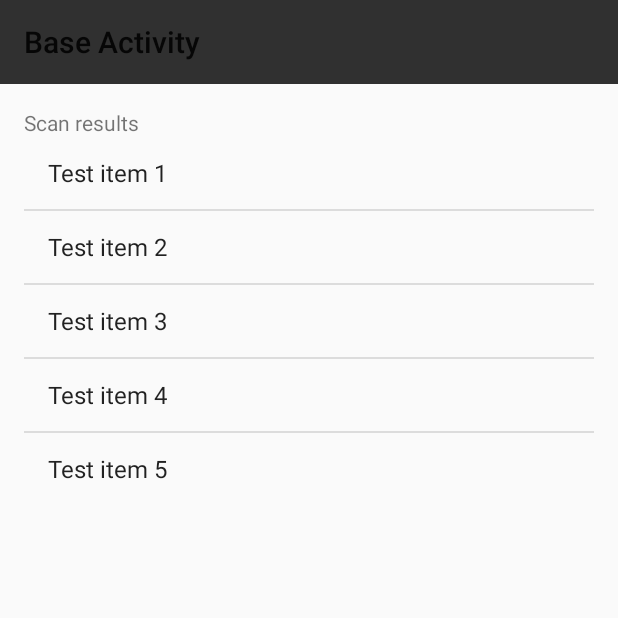
After one commit to StephTeltz/android-ble, an Android app: the ScanActivity screen opened directly, with no data from a screen before it, on a phone screen of 412 x 824 dp, the top half of it. The commit adds this screen. Run offline under Robolectric (Android 15) with nearby library versions, the phone set to English and light mode, and no system bars.

Commit message:
MANUAL MERGE OF LAYOUT AND BLE PROJECTS
Local project name is now android-ble.

```diff
--- a/app/build.gradle
+++ b/app/build.gradle
@@ -23,4 +23,10 @@ dependencies {
     compile fileTree(dir: 'libs', include: ['*.jar'])
     testCompile 'junit:junit:4.12'
     compile 'com.android.support:appcompat-v7:23.4.0'
+    /**
+     * Required for Toolbar and DrawerLayout Views
+     */
+    compile 'com.android.support:support-v4:23.3.0'     // v4 support library for DrawerLayout
+    compile 'com.android.support:appcompat-v7:23.4.0'   // v7 support library for Toolbar
+    compile 'com.android.support:design:23.4.0'         // design support library for NavigationView
 }
--- /dev/null
+++ b/app/src/main/java/com/stephteltz/android_ble/BaseActivity.java
@@ -0,0 +1,47 @@
+package com.stephteltz.android_ble;
+
+import android.os.Bundle;
+import android.support.v4.widget.DrawerLayout;
+import android.support.v7.app.AppCompatActivity;
+import android.support.v7.widget.Toolbar;
+import android.view.View;
+import android.widget.FrameLayout;
+
+public class BaseActivity extends AppCompatActivity {
+
+    @Override
+    protected void onCreate(Bundle savedInstanceState) {
+        super.onCreate(savedInstanceState);
+    }
+
+    @Override
+    public void setContentView(int layoutResID) {
+        DrawerLayout fullView = (DrawerLayout) getLayoutInflater().inflate(R.layout.activity_base, null);
+        /**
+         * To lock the navigation drawer open, override lockDrawer() to return true
+         */
+        if (lockDrawer()) {
+            fullView.setDrawerLockMode(DrawerLayout.LOCK_MODE_LOCKED_OPEN);
+        }
+        else {
+            fullView.setDrawerLockMode(DrawerLayout.LOCK_MODE_UNLOCKED);
+        }
+        FrameLayout activityContainer = (FrameLayout) fullView.findViewById(R.id.activity_content);
+        getLayoutInflater().inflate(layoutResID, activityContainer, true);
+        super.setContentView(fullView);
+        Toolbar toolbar = (Toolbar) findViewById(R.id.toolbar);
+        /**
+         * To disable toolbar in an Activity, override useToolbar() to return false
+         */
+        if (useToolbar()) {
+            setSupportActionBar(toolbar);
+            setTitle(R.string.activity_name_base); // TODO change dynamically with loaded activity
+        }
+        else {
+            toolbar.setVisibility(View.GONE);
+        }
+    }
+
+    protected boolean useToolbar() { return true; }
+    protected boolean lockDrawer() { return false; }
+}
--- /dev/null
+++ b/app/src/main/java/com/stephteltz/android_ble/ScanActivity.java
@@ -0,0 +1,72 @@
+package com.stephteltz.android_ble;
+
+import android.bluetooth.BluetoothAdapter;
+import android.bluetooth.le.BluetoothLeScanner;
+import android.content.Intent;
+import android.os.Bundle;
+import android.widget.ArrayAdapter;
+import android.widget.Button;
+import android.widget.ListView;
+import android.widget.TextView;
+import android.widget.Toast;
+
+import java.util.ArrayList;
+
+public class ScanActivity extends BaseActivity {
+
+    private static final String TAG = "ScanActivity";
+    private static final int PERMISSION_REQUEST_COARSE_LOCATION = 1;
+
+    // TODO refine global variables
+    ListView scanList;
+    TextView scanTitle;
+    Button connectNew;
+    Button scanStart;
+    ArrayList<String> scanArray;
+    ArrayAdapter adapter;
+    BluetoothAdapter btAdapter;
+    BluetoothLeScanner btScanner;
+
+    @Override
+    protected void onCreate(Bundle savedInstanceState) {
+        super.onCreate(savedInstanceState);
+        setContentView(R.layout.activity_scan);
+
+        uiInit();
+
+        // TODO remove test ArrayList
+        for (int i = 1; i <= 5; i++) {
+            String item = "Test item " + i;
+            scanArray.add(item);
+        }
+    }
+
+    private void uiInit() {
+        // Initialize UI
+        scanTitle = (TextView) findViewById(R.id.scan_title);
+        scanList = (ListView) findViewById(R.id.scan_list);
+        scanArray = new ArrayList<String>();
+        adapter = new ArrayAdapter(ScanActivity.this, android.R.layout.simple_list_item_1, scanArray);
+        scanList.setAdapter(adapter);
+    }
+
+    private void btInit() {
+
+        // Initialize Bluetooth radio
+        btAdapter = BluetoothAdapter.getDefaultAdapter();
+        btScanner = btAdapter.getBluetoothLeScanner();
+
+        // Check if Bluetooth is supported and enabled on the device
+        // If Bluetooth is not supported, notify the user and close the app.
+        // If Bluetooth is supported but not enabled, prompt the user to enable Bluetooth.
+        if (btAdapter == null) {
+            Toast.makeText(getApplicationContext(), "No Bluetooth detected.", Toast.LENGTH_SHORT).show();
+            finish();
+        } else {
+            if (!btAdapter.isEnabled()) {
+                Intent intent = new Intent(BluetoothAdapter.ACTION_REQUEST_ENABLE);
+                startActivityForResult(intent, 1);
+            }
+        }
+    }
+}
--- /dev/null
+++ b/app/src/main/res/layout/activity_base.xml
@@ -0,0 +1,29 @@
+<?xml version="1.0" encoding="utf-8"?>
+<android.support.v4.widget.DrawerLayout
+    xmlns:app="http://schemas.android.com/apk/res-auto"
+    xmlns:android="http://schemas.android.com/apk/res/android"
+    android:id="@+id/activity_container"
+    android:layout_width="match_parent"
+    android:layout_height="match_parent">
+    <LinearLayout
+        android:layout_width="match_parent"
+        android:layout_height="match_parent"
+        android:orientation="vertical">
+        <android.support.v7.widget.Toolbar
+            android:id="@+id/toolbar"
+            android:layout_width="match_parent"
+            android:layout_height="?actionBarSize"
+            android:background="@color/background_material_dark" />
+        <!-- Subclassed activities branch directly from FrameLayout -->
+        <FrameLayout
+            android:id="@+id/activity_content"
+            android:layout_width="match_parent"
+            android:layout_height="match_parent" />
+    </LinearLayout>
+    <android.support.design.widget.NavigationView
+        android:id="@+id/navigationView"
+        android:layout_width="320dp"
+        android:layout_height="match_parent"
+        android:layout_gravity="start"
+        app:menu="@menu/menu_base" />
+</android.support.v4.widget.DrawerLayout>
--- /dev/null
+++ b/app/src/main/res/layout/activity_scan.xml
@@ -0,0 +1,28 @@
+<?xml version="1.0" encoding="utf-8"?>
+<RelativeLayout xmlns:android="http://schemas.android.com/apk/res/android"
+    xmlns:tools="http://schemas.android.com/tools"
+    android:id="@+id/root_container"
+    android:layout_width="match_parent"
+    android:layout_height="match_parent"
+    android:paddingBottom="@dimen/activity_vertical_margin"
+    android:paddingLeft="@dimen/activity_horizontal_margin"
+    android:paddingRight="@dimen/activity_horizontal_margin"
+    android:paddingTop="@dimen/activity_vertical_margin"
+    tools:context="com.flex.brlstelt.android_drawer_layout.ScanActivity">
+
+    <TextView
+        android:id="@+id/scan_title"
+        android:layout_width="match_parent"
+        android:layout_height="wrap_content"
+        android:text="@string/scan_title"
+        android:layout_alignParentTop="@id/root_container"
+        android:layout_alignParentLeft="@id/root_container" />
+
+    <ListView
+        android:id="@+id/scan_list"
+        android:layout_width="match_parent"
+        android:layout_height="wrap_content"
+        android:dividerHeight="1dp"
+        android:layout_below="@+id/scan_title" />
+
+</RelativeLayout>
--- /dev/null
+++ b/app/src/main/res/menu/menu_base.xml
@@ -0,0 +1,8 @@
+<?xml version="1.0" encoding="utf-8"?>
+<menu xmlns:android="http://schemas.android.com/apk/res/android">
+    <item android:title="@string/list_item_1"></item>
+    <item android:title="@string/list_item_2"></item>
+    <item android:title="@string/list_item_3"></item>
+    <item android:title="@string/list_item_4"></item>
+    <item android:title="@string/list_item_5"></item>
+</menu>
--- a/app/src/main/res/values/strings.xml
+++ b/app/src/main/res/values/strings.xml
@@ -1,3 +1,22 @@
 <resources>
-    <string name="app_name">android-ble-5</string>
+    <!-- Activity titles (displayed in toolbar) -->
+    <string name="app_name">android-drawer-layout</string>
+    <string name="activity_name_base">Base Activity</string>
+    <string name="activity_name_main">Main Activity</string>
+    <!-- Other titles -->
+    <string name="scan_title">Scan results</string>
+    <!-- Navigation drawer menu items -->
+    <string name="list_item_1">List Item 1</string>
+    <string name="list_item_2">List Item 2</string>
+    <string name="list_item_3">List Item 3</string>
+    <string name="list_item_4">List Item 4</string>
+    <string name="list_item_5">List Item 5</string>
+    <!-- Some messages -->
+    <string name="default_message">Add your own Activity here. It will nest within the FrameLayout in the base class.</string>
+    <string name="scan_message">BLE scanner class.</string>
+    <!-- TODO remove test strings for ArrayList -->
+    <string-array name="heroes">
+        <item>Batman</item>
+        <item>Superman</item>
+    </string-array>
 </resources>
--- a/app/src/main/res/values/styles.xml
+++ b/app/src/main/res/values/styles.xml
@@ -1,7 +1,8 @@
 <resources>
 
-    <!-- Base application theme. -->
-    <style name="AppTheme" parent="Theme.AppCompat.Light.DarkActionBar">
+    <!-- Base app theme -->
+    <!-- NoActionBar theme required to implement Toolbar View -->
+    <style name="AppTheme" parent="Theme.AppCompat.Light.NoActionBar">
         <!-- Customize your theme here. -->
         <item name="colorPrimary">@color/colorPrimary</item>
         <item name="colorPrimaryDark">@color/colorPrimaryDark</item>
```
Also changed, not shown: app/src/main/AndroidManifest.xml (+9 -7 lines), app/src/main/java/com/stephteltz/android_ble/BleActivity.java (added, +145 -0 lines), app/src/main/java/com/stephteltz/android_ble/MainActivity.java (+22 -130 lines), app/src/main/java/com/stephteltz/android_ble/ScanFragment.java (added, +33 -0 lines), app/src/main/res/layout/activity_ble.xml (added, +33 -0 lines), app/src/main/res/layout/activity_main.xml (+9 -26 lines), app/src/main/res/layout/scan_fragment_layout.xml (added, +18 -0 lines), 271 other files.
